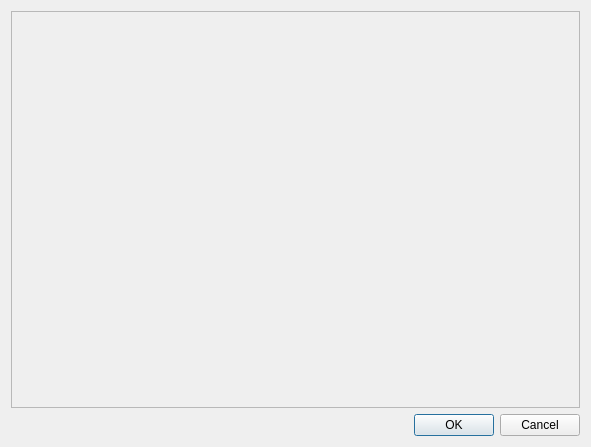
The window that drivers/devices/bedside_scales/bedsidescales01paramsdialog.ui (grigp/a-analyser) describes before a commit, drawn with Qt 5.
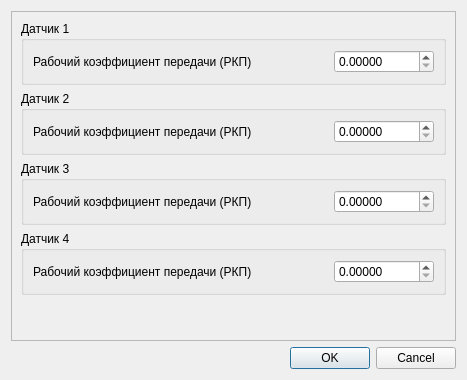
The same window after the commit.

```diff
--- a/drivers/devices/bedside_scales/bedsidescales01paramsdialog.ui
+++ b/drivers/devices/bedside_scales/bedsidescales01paramsdialog.ui
@@ -6,8 +6,8 @@
    <rect>
     <x>0</x>
     <y>0</y>
-    <width>591</width>
-    <height>447</height>
+    <width>467</width>
+    <height>380</height>
    </rect>
   </property>
   <property name="windowTitle">
@@ -34,6 +34,201 @@
      <property name="frameShadow">
       <enum>QFrame::Raised</enum>
      </property>
+     <layout class="QVBoxLayout" name="verticalLayout_2">
+      <item>
+       <widget class="QGroupBox" name="gbSensor1">
+        <property name="title">
+         <string>Датчик 1</string>
+        </property>
+        <layout class="QHBoxLayout" name="horizontalLayout">
+         <item>
+          <widget class="QLabel" name="lblSensor1RKP">
+           <property name="text">
+            <string>Рабочий коэффициент передачи (РКП)</string>
+           </property>
+          </widget>
+         </item>
+         <item>
+          <spacer name="horizontalSpacer">
+           <property name="orientation">
+            <enum>Qt::Horizontal</enum>
+           </property>
+           <property name="sizeHint" stdset="0">
+            <size>
+             <width>40</width>
+             <height>20</height>
+            </size>
+           </property>
+          </spacer>
+         </item>
+         <item>
+          <widget class="QDoubleSpinBox" name="edSensor1RKP">
+           <property name="minimumSize">
+            <size>
+             <width>100</width>
+             <height>0</height>
+            </size>
+           </property>
+           <property name="decimals">
+            <number>5</number>
+           </property>
+           <property name="maximum">
+            <double>9.990000000000000</double>
+           </property>
+          </widget>
+         </item>
+        </layout>
+       </widget>
+      </item>
+      <item>
+       <widget class="QGroupBox" name="gbSensor2">
+        <property name="title">
+         <string>Датчик 2</string>
+        </property>
+        <layout class="QHBoxLayout" name="horizontalLayout_2">
+         <item>
+          <widget class="QLabel" name="lblSensor2RKP">
+           <property name="text">
+            <string>Рабочий коэффициент передачи (РКП)</string>
+           </property>
+          </widget>
+         </item>
+         <item>
+          <spacer name="horizontalSpacer_2">
+           <property name="orientation">
+            <enum>Qt::Horizontal</enum>
+           </property>
+           <property name="sizeHint" stdset="0">
+            <size>
+             <width>40</width>
+             <height>20</height>
+            </size>
+           </property>
+          </spacer>
+         </item>
+         <item>
+          <widget class="QDoubleSpinBox" name="edSensor2RKP">
+           <property name="minimumSize">
+            <size>
+             <width>100</width>
+             <height>0</height>
+            </size>
+           </property>
+           <property name="decimals">
+            <number>5</number>
+           </property>
+           <property name="maximum">
+            <double>9.990000000000000</double>
+           </property>
+          </widget>
+         </item>
+        </layout>
+       </widget>
+      </item>
+      <item>
+       <widget class="QGroupBox" name="gbSensor3">
+        <property name="title">
+         <string>Датчик 3</string>
+        </property>
+        <layout class="QHBoxLayout" name="horizontalLayout_3">
+         <item>
+          <widget class="QLabel" name="lblSensor3RKP">
+           <property name="text">
+            <string>Рабочий коэффициент передачи (РКП)</string>
+           </property>
+          </widget>
+         </item>
+         <item>
+          <spacer name="horizontalSpacer_3">
+           <property name="orientation">
+            <enum>Qt::Horizontal</enum>
+           </property>
+           <property name="sizeHint" stdset="0">
+            <size>
+             <width>40</width>
+             <height>20</height>
+            </size>
+           </property>
+          </spacer>
+         </item>
+         <item>
+          <widget class="QDoubleSpinBox" name="edSensor3RKP">
+           <property name="minimumSize">
+            <size>
+             <width>100</width>
+             <height>0</height>
+            </size>
+           </property>
+           <property name="decimals">
+            <number>5</number>
+           </property>
+           <property name="maximum">
+            <double>9.990000000000000</double>
+           </property>
+          </widget>
+         </item>
+        </layout>
+       </widget>
+      </item>
+      <item>
+       <widget class="QGroupBox" name="gbSensor4">
+        <property name="title">
+         <string>Датчик 4</string>
+        </property>
+        <layout class="QHBoxLayout" name="horizontalLayout_4">
+         <item>
+          <widget class="QLabel" name="lblSensor4RKP">
+           <property name="text">
+            <string>Рабочий коэффициент передачи (РКП)</string>
+           </property>
+          </widget>
+         </item>
+         <item>
+          <spacer name="horizontalSpacer_4">
+           <property name="orientation">
+            <enum>Qt::Horizontal</enum>
+           </property>
+           <property name="sizeHint" stdset="0">
+            <size>
+             <width>40</width>
+             <height>20</height>
+            </size>
+           </property>
+          </spacer>
+         </item>
+         <item>
+          <widget class="QDoubleSpinBox" name="edSensor4RKP">
+           <property name="minimumSize">
+            <size>
+             <width>100</width>
+             <height>0</height>
+            </size>
+           </property>
+           <property name="decimals">
+            <number>5</number>
+           </property>
+           <property name="maximum">
+            <double>9.990000000000000</double>
+           </property>
+          </widget>
+         </item>
+        </layout>
+       </widget>
+      </item>
+      <item>
+       <spacer name="verticalSpacer">
+        <property name="orientation">
+         <enum>Qt::Vertical</enum>
+        </property>
+        <property name="sizeHint" stdset="0">
+         <size>
+          <width>20</width>
+          <height>40</height>
+         </size>
+        </property>
+       </spacer>
+      </item>
+     </layout>
     </widget>
    </item>
    <item>
```
